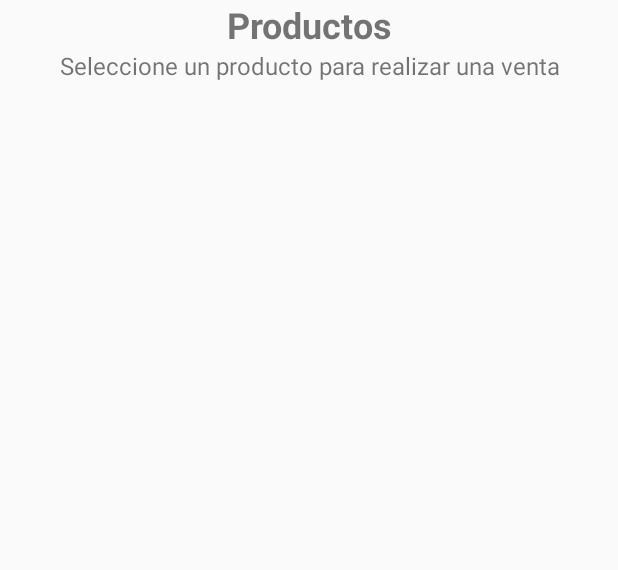
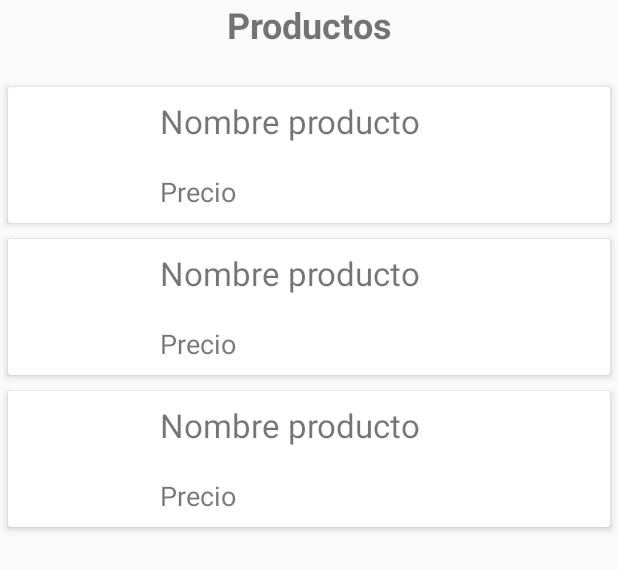
Before and after one commit to zirtrex/ProductosPersonalizados, an Android app: the layout cliente_fragment_productos.xml on its own in the app's theme, with its tools: preview values and no code run, on a phone screen of 412 x 824 dp. Shown: the top 570 px of the screen. Run offline under Robolectric (Android 15) with nearby library versions, the phone set to English and light mode, and no system bars.

```diff
--- a/app/build.gradle
+++ b/app/build.gradle
@@ -21,7 +21,7 @@ android {
                     def appName = "Productos_Personalizados"
                     // outputFileName = appName + "-${variant.versionName}.apk"
                     // custom name
-                    outputFileName = appName + "-${variant.versionName}.apk"
+                    outputFileName = appName + ".apk"
                     // custom name with version
                     //outputFileName = appName + "-${variant.versionName}.apk"
                 }
--- a/app/src/main/java/net/zirtrex/productospersonalizados/Fragments/ProductsFragment.java
+++ b/app/src/main/java/net/zirtrex/productospersonalizados/Fragments/ClienteProductsFragment.java
@@ -23,9 +23,9 @@ import net.zirtrex.productospersonalizados.Models.Productos;
 import java.util.LinkedList;
 import java.util.List;
 
-public class ProductsFragment extends Fragment {
+public class ClienteProductsFragment extends Fragment {
 
-    public static final String TAG = "ProductsFragment";
+    public static final String TAG = "ClienteProductsFragment";
 
     private Toolbar toolbar;
     RecyclerView rvProductos;
@@ -34,7 +34,7 @@ public class ProductsFragment extends Fragment {
 
     private OnFragmentInteractionListener mListener;
 
-    public ProductsFragment() {
+    public ClienteProductsFragment() {
         // Required empty public constructor
     }
 
@@ -46,7 +46,7 @@ public class ProductsFragment extends Fragment {
     @Override
     public View onCreateView(LayoutInflater inflater, ViewGroup container, Bundle savedInstanceState) {
 
-        View view = inflater.inflate(R.layout.fragment_productos, container, false);
+        View view = inflater.inflate(R.layout.cliente_fragment_productos, container, false);
 
         getActivity().setTitle(getText(R.string.title_fragment_productos));
 
--- a/app/src/main/java/net/zirtrex/productospersonalizados/Models/PrecioVentaContent.java
+++ b/app/src/main/java/net/zirtrex/productospersonalizados/Models/PrecioVentaContent.java
@@ -18,7 +18,7 @@ public class PrecioVentaContent {
 
 
 
-        for (int i = 1; i < nroCuotas.length; i++) {
+        /*for (int i = 1; i < nroCuotas.length; i++) {
 
             double montoBruto = this.montoTotal + this.impuesto + porcentajeInteres[i];
             double montoCuota = montoBruto / nroCuotas[i];
@@ -26,10 +26,10 @@ public class PrecioVentaContent {
             String convertMontoCuota = NumberFormat.getCurrencyInstance().format(montoCuota);
 
             addInversion(crearInversion(nroCuotas[i], convertMontoCuota));
-        }
+        }*/
     }
 
-    private void calcularConsumoLineal(Double largoTela, ) {
+    private void calcularConsumoLineal(Double largoTela,Double anchoTela ) {
 
     }
 
--- a/app/src/main/res/layout/fragment_productos.xml
+++ b/app/src/main/res/layout/cliente_fragment_productos.xml
@@ -1,10 +1,9 @@
 <FrameLayout xmlns:android="http://schemas.android.com/apk/res/android"
     xmlns:tools="http://schemas.android.com/tools"
+    tools:context="net.zirtrex.productospersonalizados.Fragments.ClienteProductsFragment"
     android:layout_width="match_parent"
-    android:layout_height="match_parent"
-    tools:context="net.zirtrex.productospersonalizados.Fragments.ProductsFragment">
+    android:layout_height="match_parent">
 
-    <!-- TODO: ReciclerView para mostrar los Productos -->
     <LinearLayout
         android:orientation="vertical"
         android:layout_width="match_parent"
@@ -12,29 +11,21 @@
 
         <TextView
             android:id="@+id/tvTitle"
-            android:text="Productos"
             android:layout_width="match_parent"
             android:layout_height="wrap_content"
+            android:layout_marginBottom="@dimen/activity_vertical_margin"
             android:textAlignment="center"
             android:textStyle="normal|bold"
             android:textSize="24dp"
-            android:gravity="center_horizontal" />
-
-        <TextView
-            android:id="@+id/tvDescription"
-            android:text="Seleccione un producto para realizar una venta"
-            android:layout_width="match_parent"
-            android:layout_height="wrap_content"
-            android:textAlignment="center"
-            android:textSize="16dp"
             android:gravity="center_horizontal"
-            android:layout_marginBottom="@dimen/activity_vertical_margin" />
+            android:text="Productos"/>
 
         <android.support.v7.widget.RecyclerView
             android:layout_width="match_parent"
             android:layout_height="match_parent"
             android:id="@+id/rvProductos"
-            android:paddingBottom="@dimen/activity_vertical_margin" />
+            android:layout_marginBottom="@dimen/activity_vertical_margin"
+            tools:listitem="@layout/card_view"/>
 
     </LinearLayout>
 
--- a/app/src/main/res/menu/drawer_menu_clientes.xml
+++ b/app/src/main/res/menu/drawer_menu_clientes.xml
@@ -5,8 +5,8 @@
         <item
             android:id="@+id/nav_productos"
             android:icon="@drawable/checklist"
-            android:title="Productos" />
-        <item
+            android:title="Inicio" />
+        <!--<item
             android:id="@+id/nav_financiamientos"
             android:icon="@drawable/money"
             android:title="Financiamientos" />
@@ -25,7 +25,7 @@
         <item
             android:id="@+id/nav_comisiones"
             android:icon="@drawable/get_money"
-            android:title="Comisiones" />
+            android:title="Comisiones" />-->
     </group>
 
 </menu>
```
Also changed, not shown: app/src/main/java/net/zirtrex/productospersonalizados/Activities/ClienteActivity.java (+9 -7 lines), app/src/main/java/net/zirtrex/productospersonalizados/Fragments/CartFragment.java (+0 -24 lines), app/src/main/res/layout/fragment_cart.xml (+1 -25 lines), app/src/main/res/layout/nav_header_cliente.xml (+29 -26 lines).
